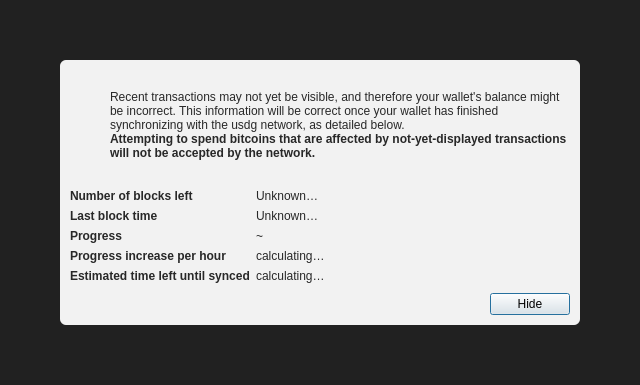
The window that src/qt/forms/modaloverlay.ui (FastPaymentsInc/DigitalGold) describes before a commit, drawn with Qt 5.
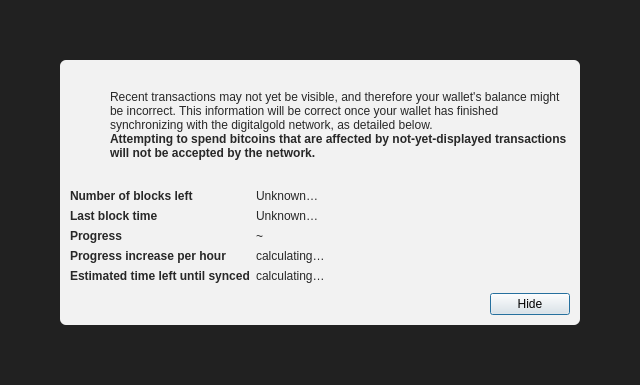
The same window after the commit. Icons and pictures are not drawn.

```diff
--- a/src/qt/forms/modaloverlay.ui
+++ b/src/qt/forms/modaloverlay.ui
@@ -130,7 +130,7 @@
              <item>
               <widget class="QLabel" name="infoText">
                <property name="text">
-                <string>Recent transactions may not yet be visible, and therefore your wallet's balance might be incorrect. This information will be correct once your wallet has finished synchronizing with the usdg network, as detailed below.</string>
+                <string>Recent transactions may not yet be visible, and therefore your wallet's balance might be incorrect. This information will be correct once your wallet has finished synchronizing with the digitalgold network, as detailed below.</string>
                </property>
                <property name="textFormat">
                 <enum>Qt::RichText</enum>
```
